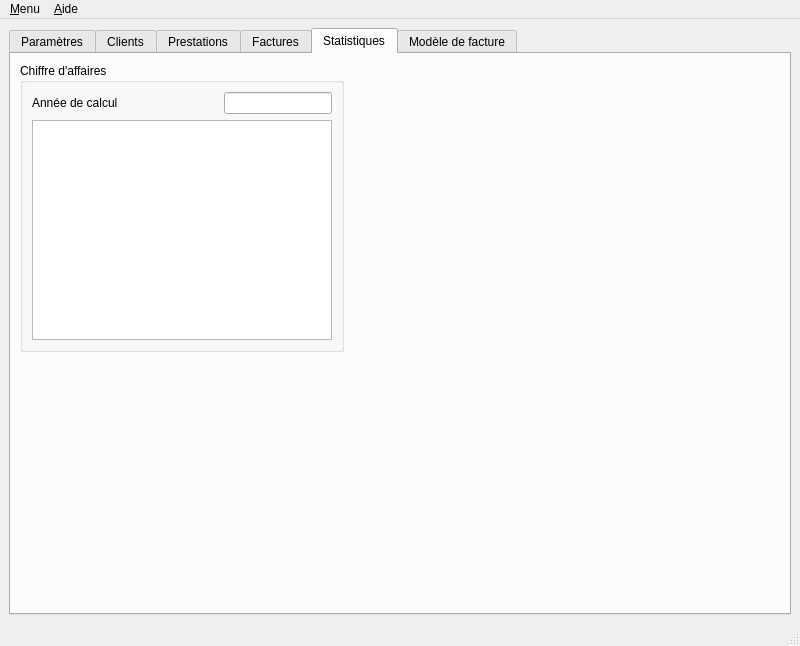
Above: ui/Qfacture.ui from jpec/Qfacture before the change. Below: the same form after it.
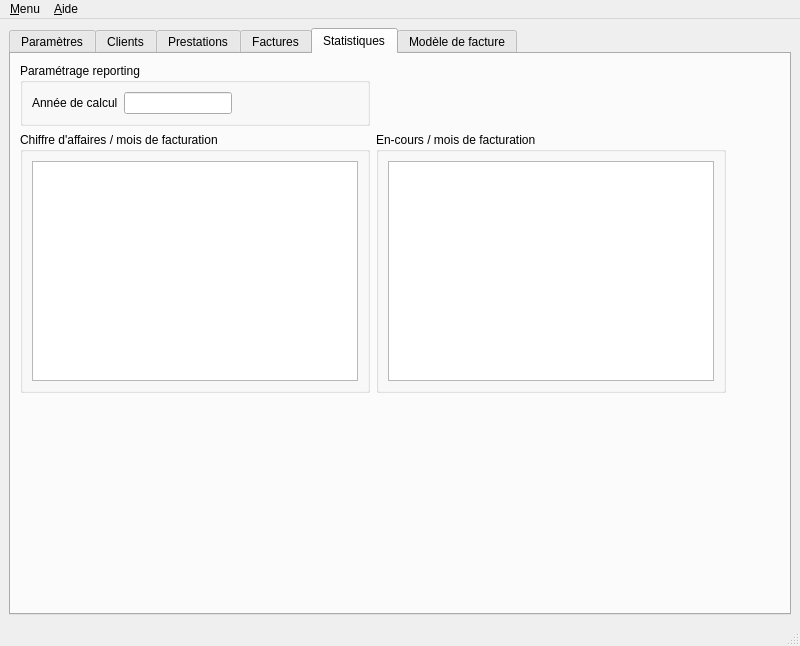
That is the form after the change. The open tabs and pages were chosen to show the change. Icons and pictures are not drawn.

Commit message: Add: #25 - Reporting facture non payées

The edit to the form file:
```diff
--- a/ui/Qfacture.ui
+++ b/ui/Qfacture.ui
@@ -1828,7 +1828,7 @@
         <string>Statistiques</string>
        </attribute>
        <layout class="QGridLayout" name="gridLayout_13">
-        <item row="0" column="0">
+        <item row="1" column="0" colspan="2">
          <widget class="QGroupBox" name="sGroupCa">
           <property name="sizePolicy">
            <sizepolicy hsizetype="Maximum" vsizetype="Maximum">
@@ -1836,36 +1836,22 @@
             <verstretch>0</verstretch>
            </sizepolicy>
           </property>
+          <property name="minimumSize">
+           <size>
+            <width>350</width>
+            <height>0</height>
+           </size>
+          </property>
+          <property name="maximumSize">
+           <size>
+            <width>350</width>
+            <height>16777215</height>
+           </size>
+          </property>
           <property name="title">
-           <string>Chiffre d'affaires</string>
+           <string>Chiffre d'affaires / mois de facturation</string>
           </property>
           <layout class="QGridLayout" name="gridLayout_14">
-           <item row="0" column="0">
-            <widget class="QLabel" name="label_27">
-             <property name="sizePolicy">
-              <sizepolicy hsizetype="Expanding" vsizetype="Preferred">
-               <horstretch>0</horstretch>
-               <verstretch>0</verstretch>
-              </sizepolicy>
-             </property>
-             <property name="text">
-              <string>Année de calcul</string>
-             </property>
-            </widget>
-           </item>
-           <item row="0" column="1">
-            <widget class="QLineEdit" name="sYearCa">
-             <property name="sizePolicy">
-              <sizepolicy hsizetype="Fixed" vsizetype="Fixed">
-               <horstretch>0</horstretch>
-               <verstretch>0</verstretch>
-              </sizepolicy>
-             </property>
-             <property name="maxLength">
-              <number>4</number>
-             </property>
-            </widget>
-           </item>
            <item row="1" column="0" colspan="2">
             <widget class="QListWidget" name="sListCa">
              <property name="sizePolicy">
@@ -1900,20 +1886,7 @@
           </layout>
          </widget>
         </item>
-        <item row="0" column="1">
-         <spacer name="horizontalSpacer_5">
-          <property name="orientation">
-           <enum>Qt::Horizontal</enum>
-          </property>
-          <property name="sizeHint" stdset="0">
-           <size>
-            <width>40</width>
-            <height>20</height>
-           </size>
-          </property>
-         </spacer>
-        </item>
-        <item row="1" column="0">
+        <item row="2" column="0">
          <spacer name="verticalSpacer_3">
           <property name="orientation">
            <enum>Qt::Vertical</enum>
@@ -1926,6 +1899,106 @@
           </property>
          </spacer>
         </item>
+        <item row="0" column="0" colspan="3">
+         <widget class="QGroupBox" name="groupBox">
+          <property name="sizePolicy">
+           <sizepolicy hsizetype="Maximum" vsizetype="Maximum">
+            <horstretch>0</horstretch>
+            <verstretch>0</verstretch>
+           </sizepolicy>
+          </property>
+          <property name="minimumSize">
+           <size>
+            <width>350</width>
+            <height>0</height>
+           </size>
+          </property>
+          <property name="maximumSize">
+           <size>
+            <width>350</width>
+            <height>16777215</height>
+           </size>
+          </property>
+          <property name="title">
+           <string>Paramétrage reporting</string>
+          </property>
+          <layout class="QFormLayout" name="formLayout_8">
+           <property name="fieldGrowthPolicy">
+            <enum>QFormLayout::AllNonFixedFieldsGrow</enum>
+           </property>
+           <item row="1" column="0">
+            <widget class="QLabel" name="label_27">
+             <property name="sizePolicy">
+              <sizepolicy hsizetype="Expanding" vsizetype="Preferred">
+               <horstretch>0</horstretch>
+               <verstretch>0</verstretch>
+              </sizepolicy>
+             </property>
+             <property name="text">
+              <string>Année de calcul</string>
+             </property>
+            </widget>
+           </item>
+           <item row="1" column="1">
+            <widget class="QLineEdit" name="sYearCa">
+             <property name="sizePolicy">
+              <sizepolicy hsizetype="Fixed" vsizetype="Fixed">
+               <horstretch>0</horstretch>
+               <verstretch>0</verstretch>
+              </sizepolicy>
+             </property>
+             <property name="maxLength">
+              <number>4</number>
+             </property>
+            </widget>
+           </item>
+          </layout>
+         </widget>
+        </item>
+        <item row="1" column="2">
+         <widget class="QGroupBox" name="sGroupNp">
+          <property name="minimumSize">
+           <size>
+            <width>350</width>
+            <height>0</height>
+           </size>
+          </property>
+          <property name="maximumSize">
+           <size>
+            <width>350</width>
+            <height>16777215</height>
+           </size>
+          </property>
+          <property name="title">
+           <string>En-cours / mois de facturation</string>
+          </property>
+          <layout class="QGridLayout" name="gridLayout_17">
+           <item row="0" column="0">
+            <widget class="QListWidget" name="sListNp">
+             <property name="font">
+              <font>
+               <family>Monospace</family>
+               <pointsize>10</pointsize>
+              </font>
+             </property>
+            </widget>
+           </item>
+          </layout>
+         </widget>
+        </item>
+        <item row="1" column="3">
+         <spacer name="horizontalSpacer_2">
+          <property name="orientation">
+           <enum>Qt::Horizontal</enum>
+          </property>
+          <property name="sizeHint" stdset="0">
+           <size>
+            <width>40</width>
+            <height>20</height>
+           </size>
+          </property>
+         </spacer>
+        </item>
        </layout>
       </widget>
       <widget class="QWidget" name="tTemplate">
```
Left out of the diff: 2 changed lines with no effect on the pictures. The commit also changes 2 other files.
